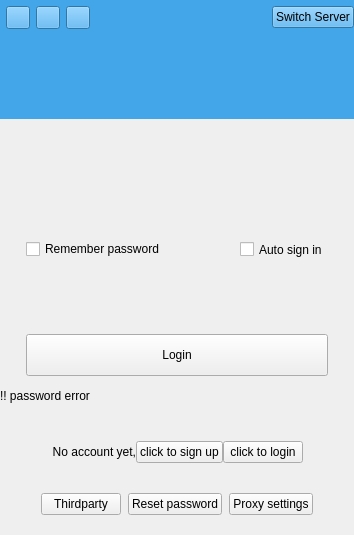
Old version of the form src/ui/wizLoginDialog.ui in the repository WizTeam/WizQTClient.
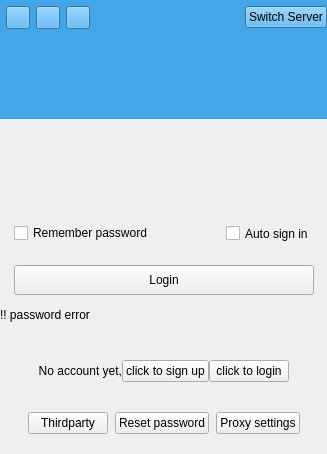
New version of the form. Custom widgets are drawn as their Qt base class.

Commit message: login layout

What changed in the file:
```diff
--- a/src/ui/wizLoginDialog.ui
+++ b/src/ui/wizLoginDialog.ui
@@ -2,20 +2,6 @@
 <ui version="4.0">
  <class>wizLoginWidget</class>
  <widget class="QWidget" name="wizLoginWidget">
-  <property name="geometry">
-   <rect>
-    <x>0</x>
-    <y>0</y>
-    <width>354</width>
-    <height>535</height>
-   </rect>
-  </property>
-  <property name="maximumSize">
-   <size>
-    <width>354</width>
-    <height>16777215</height>
-   </size>
-  </property>
   <property name="windowTitle">
    <string>Form</string>
   </property>
@@ -402,8 +388,8 @@
                </property>
                <property name="minimumSize">
                 <size>
-                 <width>302</width>
-                 <height>42</height>
+                 <width>300</width>
+                 <height>30</height>
                 </size>
                </property>
                <property name="styleSheet">
@@ -540,8 +526,8 @@
                </property>
                <property name="minimumSize">
                 <size>
-                 <width>302</width>
-                 <height>42</height>
+                 <width>300</width>
+                 <height>30</height>
                 </size>
                </property>
                <property name="text">
```
The commit also changes 3 other files.
